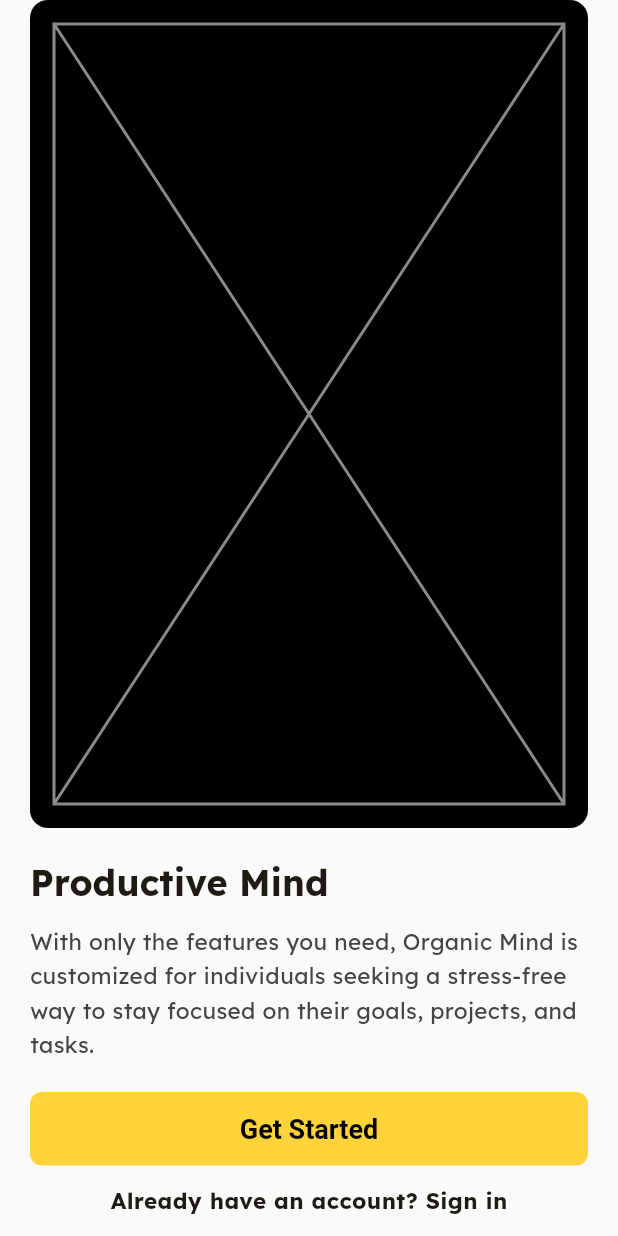
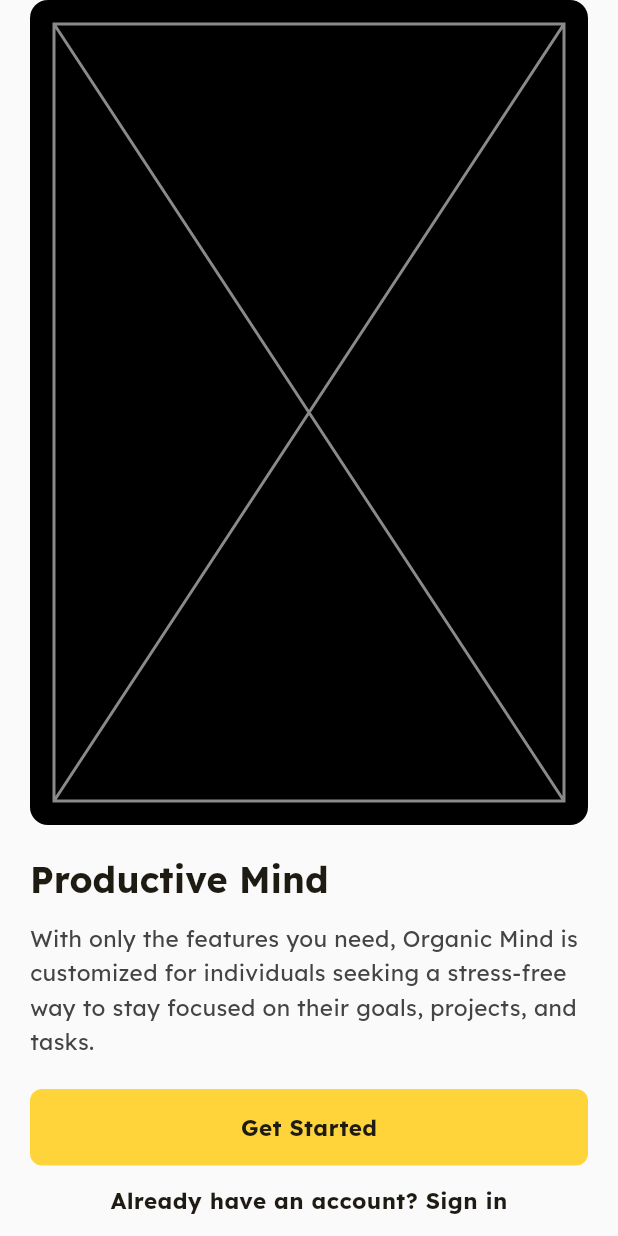
Before and after one commit to poojhaakumar0901/Checkaroo, a Flutter app: the screen it shows after launch, on a phone screen of 412 x 824 dp. Run offline on Flutter 3.47's test engine with Material 3 defaults, Android fonts, the phone set to English and light mode, and no system bars; our stand-ins replace gap, get.

Commit message:
Text style fixed.

```diff
--- a/lib/screens/onboarding_screen/view/onboarding_screen.dart
+++ b/lib/screens/onboarding_screen/view/onboarding_screen.dart
@@ -53,7 +53,12 @@ class OnboardingScreen extends StatelessWidget {
                 width: double.infinity,
                 child: TextButton(
                   onPressed: () {},
-                  child: const Text(AppString.getStarted),
+                  child: Text(
+                    AppString.getStarted,
+                    style: context.textTheme.bodyMedium?.copyWith(
+                      fontWeight: FontWeight.bold,
+                    ),
+                  ),
                 ),
               ),
               const Gap(12),
```
